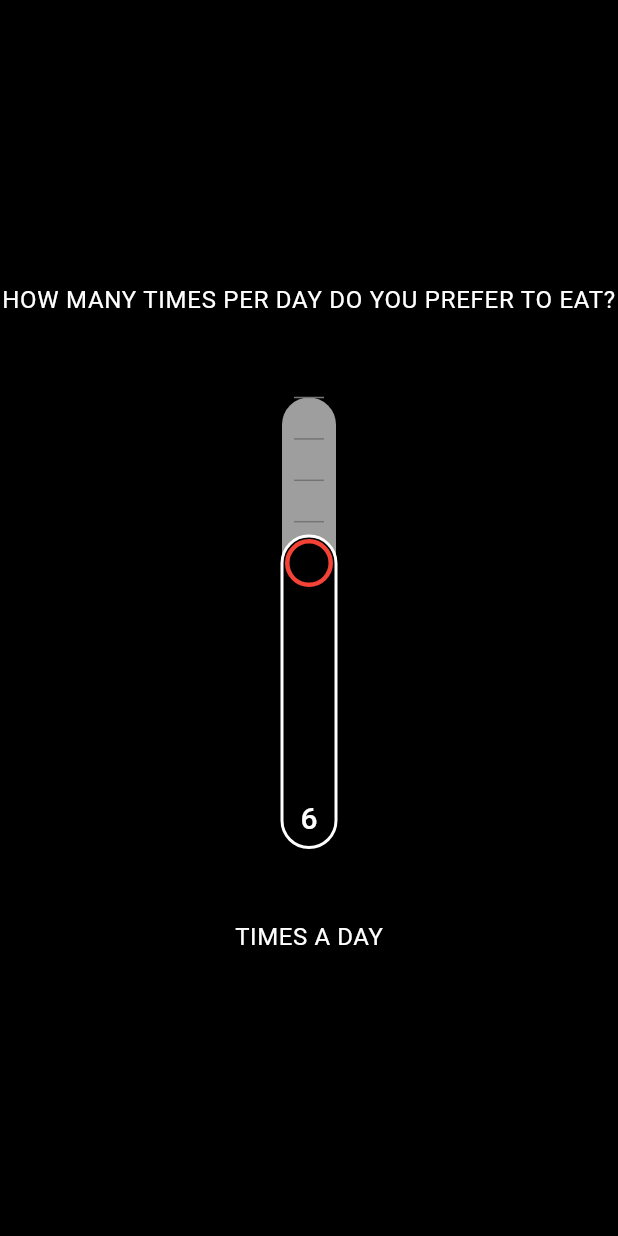
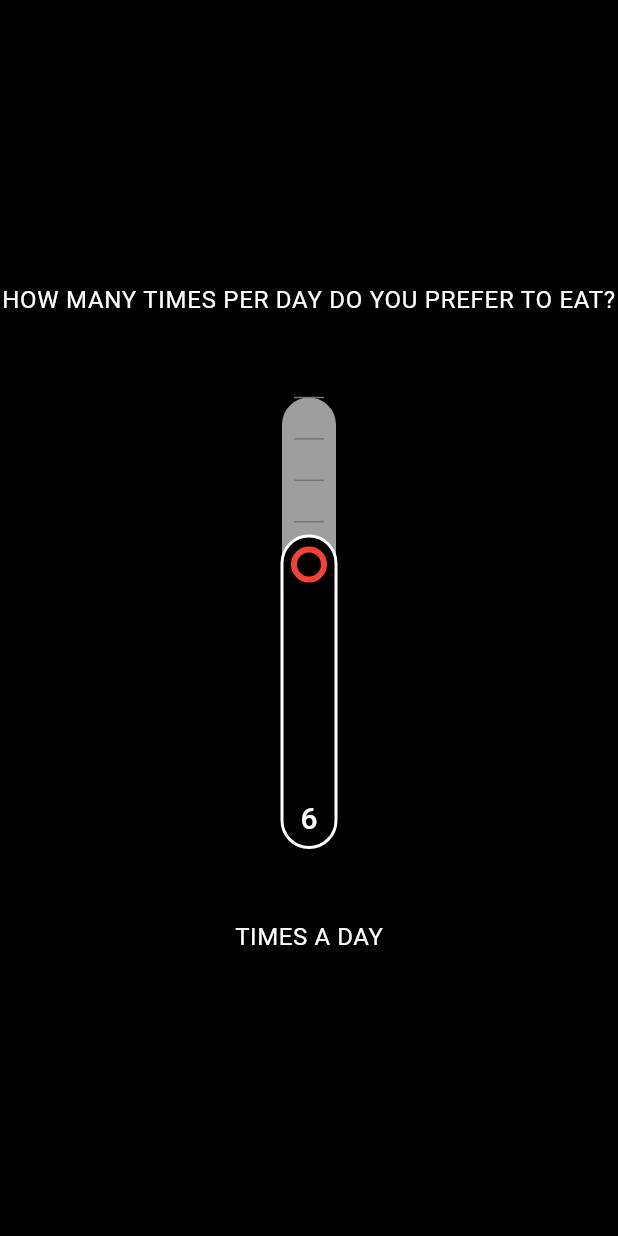
Before and after one commit to MahimMajee25/mana, a Flutter app: the VerticalRangeSelector screen opened directly, on a phone screen of 412 x 824 dp. Run offline on Flutter 3.47's test engine with Material 3 defaults, Android fonts, the phone set to English and light mode, and no system bars; our stand-ins replace flutter_svg, google_fonts.

Commit message:
Added changes

```diff
--- a/lib/widgets/CustomeVerticalSlider.dart
+++ b/lib/widgets/CustomeVerticalSlider.dart
@@ -58,20 +58,21 @@ class _CustomVerticalSliderState extends State<CustomVerticalSlider> {
 
             // Thumb
             Positioned(
-              left: (constraints.maxWidth - thumbRadius * 2) / 2,
-              top: thumbPosition - thumbRadius,
+              left: (constraints.maxWidth - thumbRadius * 2) / 2+4,
+              top: thumbPosition - thumbRadius+5,
               child: Container(
-                width: thumbRadius * 2,
-                height: thumbRadius * 2,
+                width: 24,
+                height:24,
                 decoration: BoxDecoration(
                   shape: BoxShape.circle,
                   color: Colors.black,
-                  border: Border.all(color: Colors.red, width: 3),
+                  border: Border.all(color: Colors.red, width: 4),
                 ),
               ),
             ),
 
             // Value display
+            if(widget.value.toInt()!=0)
             Positioned(
               bottom: 0,
               left: 0,
```
